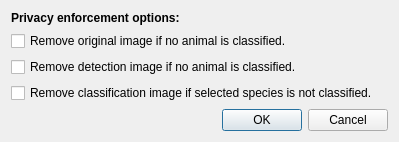
This is wadas/ui/qt/configure_privacy.ui in wadas-project/WADAS as Qt 5 draws it before an edit. The edited form follows.
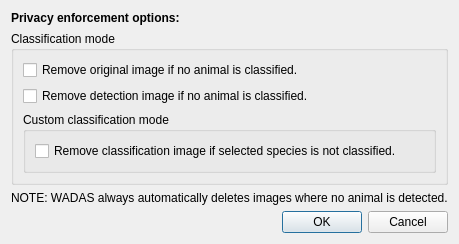
This is the edited form.

Commit message: Introduced persistence, updated detection_mode

Diff of the .ui file:
```diff
--- a/wadas/ui/qt/configure_privacy.ui
+++ b/wadas/ui/qt/configure_privacy.ui
@@ -6,14 +6,62 @@
    <rect>
     <x>0</x>
     <y>0</y>
-    <width>399</width>
-    <height>142</height>
+    <width>446</width>
+    <height>239</height>
    </rect>
   </property>
   <property name="windowTitle">
    <string>Configure privacy</string>
   </property>
   <layout class="QGridLayout" name="gridLayout">
+   <item row="1" column="0">
+    <widget class="QGroupBox" name="groupBox">
+     <property name="title">
+      <string>Classification mode</string>
+     </property>
+     <layout class="QVBoxLayout" name="verticalLayout">
+      <item>
+       <widget class="QCheckBox" name="checkBox_remove_original_image">
+        <property name="toolTip">
+         <string>If classification phase will not identify an animal, the original image received by wadas will be deleted.</string>
+        </property>
+        <property name="text">
+         <string>Remove original image if no animal is classified.</string>
+        </property>
+       </widget>
+      </item>
+      <item>
+       <widget class="QCheckBox" name="checkBox_remove_detection_image">
+        <property name="toolTip">
+         <string>If classification phase will not recognize a species (or classification results below treshold, the detection image will be deteded.</string>
+        </property>
+        <property name="text">
+         <string>Remove detection image if no animal is classified.</string>
+        </property>
+       </widget>
+      </item>
+      <item>
+       <widget class="QGroupBox" name="groupBox_2">
+        <property name="title">
+         <string>Custom classification mode</string>
+        </property>
+        <layout class="QVBoxLayout" name="verticalLayout_2">
+         <item>
+          <widget class="QCheckBox" name="checkBox_remove_classification_image">
+           <property name="toolTip">
+            <string>When in custom classification mode, the enablement of this option will triggere deletion of original and processed images if selected custom species is not classified.</string>
+           </property>
+           <property name="text">
+            <string>Remove classification image if selected species is not classified.</string>
+           </property>
+          </widget>
+         </item>
+        </layout>
+       </widget>
+      </item>
+     </layout>
+    </widget>
+   </item>
    <item row="0" column="0">
     <widget class="QLabel" name="label">
      <property name="font">
@@ -26,16 +74,6 @@
      </property>
     </widget>
    </item>
-   <item row="2" column="0">
-    <widget class="QCheckBox" name="checkBox_remove_detection_image">
-     <property name="toolTip">
-      <string>If classification phase will not recognize a species (or classification results below treshold, the detection image will be deteded.</string>
-     </property>
-     <property name="text">
-      <string>Remove detection image if no animal is classified.</string>
-     </property>
-    </widget>
-   </item>
    <item row="4" column="0">
     <widget class="QDialogButtonBox" name="buttonBox">
      <property name="orientation">
@@ -46,23 +84,10 @@
      </property>
     </widget>
    </item>
-   <item row="1" column="0">
-    <widget class="QCheckBox" name="checkBox_remove_original_image">
-     <property name="toolTip">
-      <string>If classification phase will not identify an animal, the original image received by wadas will be deleted.</string>
-     </property>
-     <property name="text">
-      <string>Remove original image if no animal is classified.</string>
-     </property>
-    </widget>
-   </item>
    <item row="3" column="0">
-    <widget class="QCheckBox" name="checkBox_remove_classification_image">
-     <property name="toolTip">
-      <string>When in custom classification mode a given species triggers actuation and notifiactions. With this option enabled, classification image will not be shown unless selected species is classified.</string>
-     </property>
+    <widget class="QLabel" name="label_2">
      <property name="text">
-      <string>Remove classification image if selected species is not classified.</string>
+      <string>NOTE: WADAS always automatically deletes images where no animal is detected.</string>
      </property>
     </widget>
    </item>
```
The commit also changes 5 other files.
